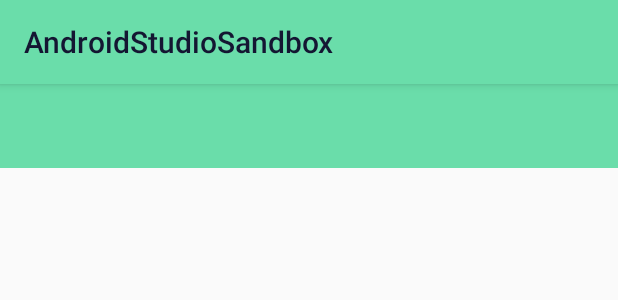
After one commit to 3dmg/AndroidStudioSandbox, an Android app: the layout activity_toolbar.xml on its own in the app's theme, with its tools: preview values and no code run, on a phone screen of 412 x 824 dp. The commit adds this screen. Shown: the top 300 px of the screen. Run offline under Robolectric (Android 15) with nearby library versions, the phone set to English and light mode, and no system bars.

Commit message:
add toolbar and start with Palette

```diff
--- a/mobile/build.gradle
+++ b/mobile/build.gradle
@@ -23,5 +23,7 @@ dependencies {
     compile fileTree(dir: 'libs', include: ['*.jar'])
     wearApp project(':wear')
     compile 'com.google.android.gms:play-services:6.1.71'
-    compile 'com.android.support:support-v4:21.+'
+    compile 'com.android.support:support-v4:21.0.2'
+    compile 'com.android.support:appcompat-v7:21.0.2'
+    compile 'com.android.support:palette-v7:21.0.2'
 }
--- /dev/null
+++ b/mobile/src/main/res/layout/activity_toolbar.xml
@@ -0,0 +1,15 @@
+<FrameLayout xmlns:android="http://schemas.android.com/apk/res/android"
+    xmlns:tools="http://schemas.android.com/tools"
+    android:id="@+id/container"
+    android:layout_width="match_parent"
+    android:layout_height="match_parent"
+    tools:context="at.mg.androidstudiosandbox.ToolbarActivity"
+    tools:ignore="MergeRootFrame">
+
+    <Toolbar
+        android:id="@+id/toolbar"
+        android:layout_width="match_parent"
+        android:layout_height="?android:actionBarSize"
+        android:background="?android:colorPrimary" />
+
+</FrameLayout>
--- a/mobile/src/main/res/layout/fragment_home.xml
+++ b/mobile/src/main/res/layout/fragment_home.xml
@@ -43,6 +43,7 @@
             android:layout_height="wrap_content" />
 
         <Button
+            android:id="@+id/home_button"
             android:layout_marginTop="24dp"
             android:layout_width="match_parent"
             android:text="Button"
--- a/mobile/src/main/res/values/strings.xml
+++ b/mobile/src/main/res/values/strings.xml
@@ -10,5 +10,6 @@
     <string name="action_example">Example action</string>
     <string name="action_settings">Settings</string>
     <string name="hello_world">Hello World</string>
+    <string name="title_activity_toolbar">ToolbarActivity</string>
 
 </resources>
```
Also changed, not shown: mobile/src/main/AndroidManifest.xml (+11 -3 lines), mobile/src/main/java/at/mg/androidstudiosandbox/NavigationDrawerFragment.java (+10 -7 lines), mobile/src/main/java/at/mg/androidstudiosandbox/PlaceholderFragment.java (+11 -0 lines), mobile/src/main/java/at/mg/androidstudiosandbox/ToolbarActivity.java (added, +98 -0 lines), mobile/src/main/res/layout/fragment_toolbar.xml (added, +12 -0 lines), mobile/src/main/res/menu/menu_toolbar.xml (added, +7 -0 lines), mobile/src/main/res/drawable/palettetest.jpg (added), 1 other file.
